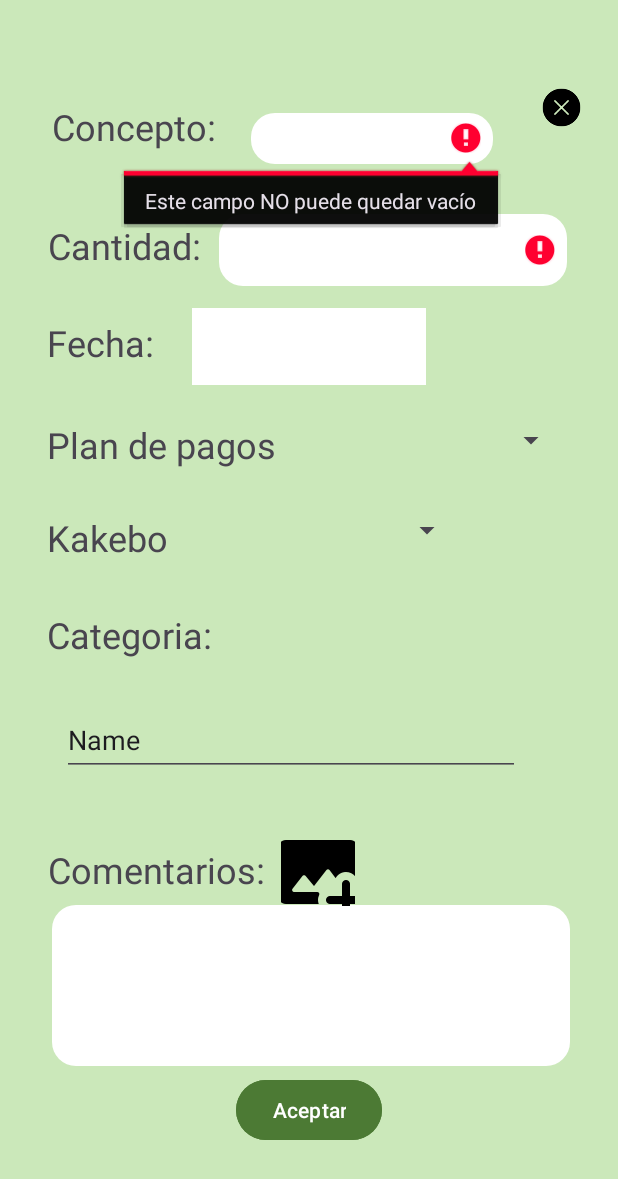
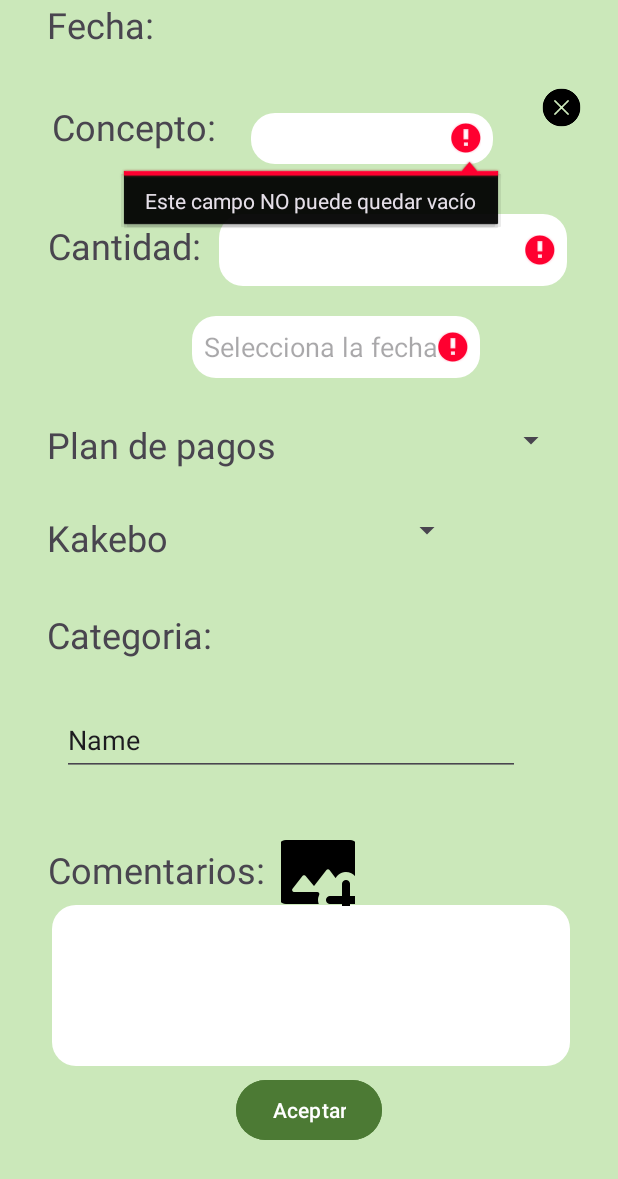
Before and after one commit to kakebo1/Kakebo, an Android app: the LlenadoPlanDeudas screen opened directly, with no data from a screen before it, after a tap on "Aceptar", on a phone screen of 412 x 824 dp. Shown: the top 1179 px of the screen. Run offline under Robolectric (Android 15) with nearby library versions, the phone set to English and light mode, and no system bars; our stand-ins replace Firebase (no records; nobody signed in at launch, a user with empty details on screens opened directly); Roboto replaces fonts that are not available here.

Commit message:
Calendario Ingresos, Egresos, Plan deudas

```diff
--- a/app/src/main/java/com/example/myapplication/LlenadoEgresos.java
+++ b/app/src/main/java/com/example/myapplication/LlenadoEgresos.java
@@ -22,6 +22,7 @@ import androidx.core.view.WindowInsetsCompat;
 
 import com.google.firebase.firestore.FirebaseFirestore;
 
+import java.util.Calendar;
 import java.util.HashMap;
 import java.util.Map;
 
@@ -34,6 +35,7 @@ public class LlenadoEgresos extends AppCompatActivity {
     Switch deuda;
     RadioButton fijo, variable;
     private FirebaseFirestore basededatos;
+    final Calendar calendarioEg = Calendar.getInstance();
 
     @Override
     protected void onCreate(Bundle savedInstanceState) {
--- a/app/src/main/java/com/example/myapplication/LlenadoIngresos.java
+++ b/app/src/main/java/com/example/myapplication/LlenadoIngresos.java
@@ -11,7 +11,7 @@ import androidx.appcompat.app.AppCompatActivity;
 import androidx.core.graphics.Insets;
 import androidx.core.view.ViewCompat;
 import androidx.core.view.WindowInsetsCompat;
-import com.google.firebase.Timestamp;
+
 import com.google.firebase.firestore.FirebaseFirestore;
 import java.text.ParseException;
 import java.util.Date;
@@ -27,6 +27,7 @@ Button btnAceptarIng;
 ImageButton btnAgregarImgIng, btnCancelarIng;
 EditText txtConceptoIng, txtCantidadIng, txtComentarioIng, txtFechaIng;
 private FirebaseFirestore basededatos;
+//
 final Calendar calendarioIng = Calendar.getInstance();
 
     @Override
--- a/app/src/main/java/com/example/myapplication/LlenadoPlanDeudas.java
+++ b/app/src/main/java/com/example/myapplication/LlenadoPlanDeudas.java
@@ -2,6 +2,7 @@ package com.example.myapplication;
 
 import static android.R.layout.simple_spinner_item;
 
+import android.app.DatePickerDialog;
 import android.content.Intent;
 import android.os.Bundle;
 import android.view.View;
@@ -20,7 +21,12 @@ import androidx.core.view.WindowInsetsCompat;
 
 import com.google.firebase.firestore.FirebaseFirestore;
 
+import java.text.ParseException;
+import java.text.SimpleDateFormat;
+import java.util.Calendar;
+import java.util.Date;
 import java.util.HashMap;
+import java.util.Locale;
 import java.util.Map;
 
 public class LlenadoPlanDeudas extends AppCompatActivity {
@@ -29,6 +35,7 @@ public class LlenadoPlanDeudas extends AppCompatActivity {
     EditText txtConceptoDe, txtCantidadDe, txtFechaDe, txtComentarioDe;
     String planPagDe, kakeboDe;
     private FirebaseFirestore basededatos;
+    final Calendar calendarioDe = Calendar.getInstance();
 
     @Override
     protected void onCreate(Bundle savedInstanceState) {
@@ -47,8 +54,18 @@ public class LlenadoPlanDeudas extends AppCompatActivity {
         btnAceptarDe = findViewById(R.id.btnAceptarPlan);
         txtConceptoDe = findViewById(R.id.txtConceptoPlan);
         txtCantidadDe = findViewById(R.id.txtCantidadPlan);
-        txtFechaDe = findViewById(R.id.txtFecha);
+        txtFechaDe = findViewById(R.id.txtFechaPlan);
         txtComentarioDe = findViewById(R.id.txtComentariosPlan);
+
+        // Abrir el DatePicker al hacer clic
+        txtFechaDe.setOnClickListener(new View.OnClickListener() {
+            @Override
+            public void onClick(View v) {
+                mostrarCalendarioDe();
+            }
+        });
+
+
 
         /** SPINNER PLAN DE PAGOS **/
         Spinner plandepagos = findViewById(R.id.plandepagosDe);
@@ -85,7 +102,27 @@ public class LlenadoPlanDeudas extends AppCompatActivity {
             }
         });
     }
+    private void mostrarCalendarioDe() {
+        int año = calendarioDe.get(Calendar.YEAR);
+        int mes = calendarioDe.get(Calendar.MONTH);
+        int día = calendarioDe.get(Calendar.DAY_OF_MONTH);
 
+        DatePickerDialog datePickerDialog = new DatePickerDialog(
+                LlenadoPlanDeudas.this,
+                (view, year, month, dayOfMonth) -> {
+                    calendarioDe.set(Calendar.YEAR, year);
+                    calendarioDe.set(Calendar.MONTH, month);
+                    calendarioDe.set(Calendar.DAY_OF_MONTH, dayOfMonth);
+                    actualizarFechaEnEditText1();
+                },
+                año, mes, día
+        );
+        datePickerDialog.show();
+    }
+    private void actualizarFechaEnEditText1() {
+        SimpleDateFormat formato = new SimpleDateFormat("dd/MM/yyyy", Locale.getDefault());
+        txtFechaDe.setText(formato.format(calendarioDe.getTime()));
+    }
     public void aceptar(View v) {
         if (validar()) {
             Toast.makeText(getApplicationContext(), "Datos guardados correctamente", Toast.LENGTH_SHORT).show();
@@ -98,8 +135,9 @@ public class LlenadoPlanDeudas extends AppCompatActivity {
         boolean retorno = true;
         String concepto = txtConceptoDe.getText().toString().trim();
         String cantida = txtCantidadDe.getText().toString().trim();
-        String fecha = txtFechaDe.getText().toString().trim();
+      //  String fecha = txtFechaDe.getText().toString().trim();
         String comentario = txtComentarioDe.getText().toString().trim();
+        String fecha1 = txtFechaDe.getText().toString().trim();
 
 
         if (concepto.isEmpty()) {
@@ -110,24 +148,28 @@ public class LlenadoPlanDeudas extends AppCompatActivity {
             txtCantidadDe.setError("Este campo NO puede quedar vacío");
             retorno = false;
         }
-     //   if (fecha.isEmpty()) {
-       //     txtFechaDe.setError("Este campo NO puede quedar vacío");
-         //   retorno = false;
-       // }
+        if (fecha1.isEmpty()){
+            txtFechaDe.setError("Ingrese una fecha");
+            retorno = false;
+        }
 
         if (retorno) {
             try {
                 int cantidad = Integer.parseInt(cantida);
+                SimpleDateFormat formato = new SimpleDateFormat("dd/MM/yyyy", Locale.getDefault());
+                Date fecha = formato.parse(fecha1);
                 pago_deuda(concepto, cantidad, fecha, planPagDe, kakeboDe, comentario);
             } catch (NumberFormatException e) {
                 txtCantidadDe.setError("Introduce un número válido");
                 retorno = false;
+            } catch (ParseException e) {
+                throw new RuntimeException(e);
             }
         }
         return retorno;
     }
 
-    private void pago_deuda(String concepto, int cantidad, String fecha, String planPagDe,String kakeboDe, String comentario) {
+    private void pago_deuda(String concepto, int cantidad, Date fecha, String planPagDe,String kakeboDe, String comentario) {
         Map<String, Object> mapi = new HashMap<>();
         mapi.put("concepto", concepto);
         mapi.put("cantidad", cantidad);
@@ -136,7 +178,7 @@ public class LlenadoPlanDeudas extends AppCompatActivity {
         mapi.put("kakebo",kakeboDe);  //SE DEBE DE CAMBIAR, EL KAKEBO NO SE DEBE DE GUARDAR, SOLO LA SUBCATEGORIA+
         mapi.put("comentario", comentario);
 
-        basededatos.collection("pago_deuda").add(mapi)
+        basededatos.collection("plan_deuda").add(mapi)
                 .addOnSuccessListener(documentReference -> {
                     Toast.makeText(LlenadoPlanDeudas.this, "Pago guardado con éxito", Toast.LENGTH_SHORT).show();
                     finish();
--- a/app/src/main/res/layout/act_llenado_plan_deudas.xml
+++ b/app/src/main/res/layout/act_llenado_plan_deudas.xml
@@ -59,8 +59,8 @@
         android:layout_marginStart="31dp"
         android:text="Fecha:"
         android:textSize="24sp"
-        app:layout_constraintBaseline_toBaselineOf="@+id/txtFecha"
-        app:layout_constraintStart_toStartOf="parent" />
+        app:layout_constraintStart_toStartOf="parent"
+        tools:layout_editor_absoluteY="165dp" />
 
     <TextView
         android:id="@+id/textView16"
@@ -148,22 +148,6 @@
         app:layout_constraintTop_toTopOf="parent"
         app:srcCompat="@drawable/icons8_add_image_96" />
 
-    <EditText
-        android:id="@+id/txtFecha"
-        android:layout_width="156dp"
-        android:layout_height="51dp"
-        android:layout_marginTop="57dp"
-        android:layout_marginBottom="56dp"
-        android:background="@color/white"
-        android:clickable="true"
-        android:ems="10"
-        android:focusable="false"
-        android:inputType="date"
-        app:layout_constraintBottom_toBottomOf="@+id/textView14"
-        app:layout_constraintEnd_toEndOf="parent"
-        app:layout_constraintStart_toStartOf="parent"
-        app:layout_constraintTop_toTopOf="@+id/textView1" />
-
     <Button
         android:id="@+id/btnAceptarPlan"
         android:layout_width="wrap_content"
@@ -176,6 +160,22 @@
         app:layout_constraintStart_toStartOf="parent"
         app:layout_constraintTop_toBottomOf="@+id/txtComentariosPlan" />
 
+    <EditText
+        android:id="@+id/txtFechaPlan"
+        android:layout_width="192dp"
+        android:layout_height="41dp"
+        android:layout_marginStart="127dp"
+        android:layout_marginTop="164dp"
+        android:layout_marginEnd="92dp"
+        android:layout_marginBottom="526dp"
+        android:background="@drawable/esquinas_redondeadas"
+        android:clickable="true"
+        android:focusable="false"
+        android:hint="Selecciona la fecha"
+        app:layout_constraintBottom_toBottomOf="parent"
+        app:layout_constraintEnd_toEndOf="parent"
+        app:layout_constraintStart_toStartOf="parent"
+        app:layout_constraintTop_toTopOf="parent" />
     <TextView
         android:id="@+id/textView14"
         android:layout_width="wrap_content"
@@ -191,12 +191,10 @@
         android:id="@+id/plandepagosDe"
         android:layout_width="153dp"
         android:layout_height="38dp"
-        android:layout_marginTop="18dp"
         android:layout_marginEnd="34dp"
         android:layout_marginBottom="20dp"
         app:layout_constraintBottom_toTopOf="@+id/kakeboPlanDe"
-        app:layout_constraintEnd_toEndOf="parent"
-        app:layout_constraintTop_toBottomOf="@+id/txtFecha" />
+        app:layout_constraintEnd_toEndOf="parent" />
 
     <Spinner
         android:id="@+id/kakeboPlanDe"
```
Also changed, not shown: app/src/main/res/layout/act_llenado_egresos.xml (+19 -11 lines), app/src/main/res/layout/act_planeacion_deudas.xml (+16 -0 lines).
